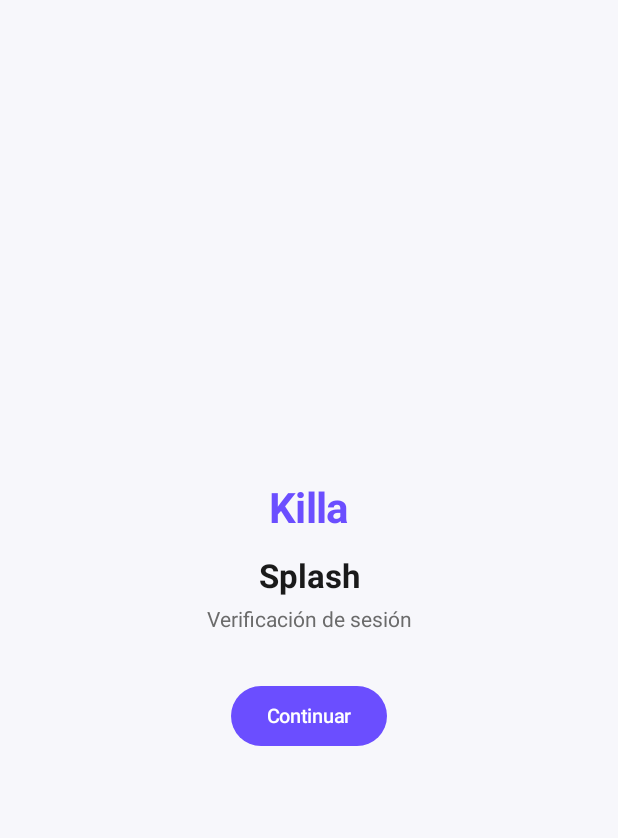
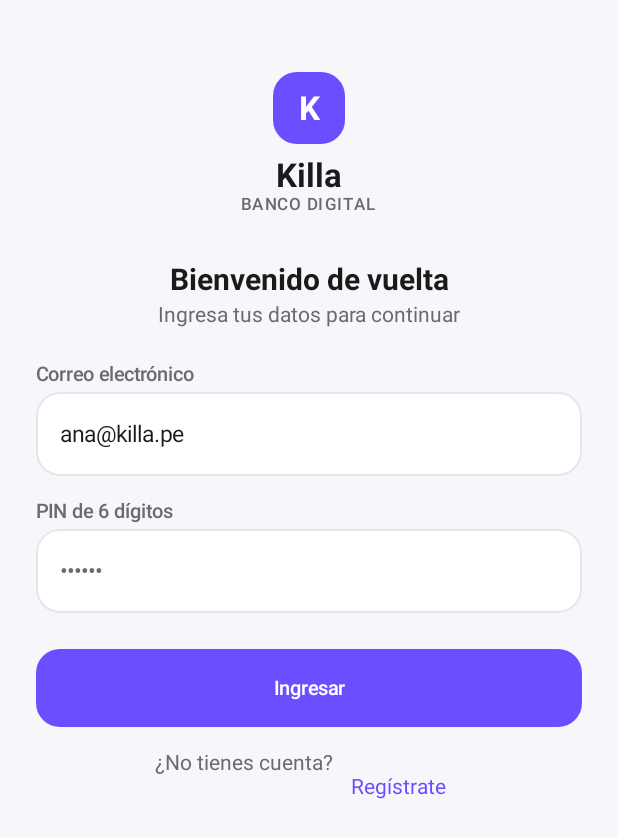
Before and after one commit to MartinSoftware/killa, an Android app built with Jetpack Compose: the screen it shows after launch (MainActivity), on a phone screen of 412 x 824 dp. Shown: the top 838 px of the screen. Run offline under Robolectric (Android 15) with nearby library versions, the phone set to English and light mode, and no system bars; our stand-ins replace Dagger/Hilt's generated code.

Commit message:
feat(ui): pantallas Splash y Login con ViewModel, StateFlow y navegación

```diff
--- a/android/app/build.gradle.kts
+++ b/android/app/build.gradle.kts
@@ -95,4 +95,6 @@ dependencies {
 
     testImplementation(libs.junit)
     testImplementation(libs.kotlinx.coroutines.test)
+
+    implementation(libs.androidx.lifecycle.runtime.compose)
 }
--- a/android/app/src/main/java/com/killa/app/ui/navigation/KillaNavHost.kt
+++ b/android/app/src/main/java/com/killa/app/ui/navigation/KillaNavHost.kt
@@ -16,6 +16,8 @@ import androidx.compose.ui.unit.dp
 import androidx.navigation.compose.NavHost
 import androidx.navigation.compose.composable
 import androidx.navigation.compose.rememberNavController
+import com.killa.app.ui.screens.login.LoginScreen
+import com.killa.app.ui.screens.splash.SplashScreen
 
 @Composable
 fun KillaNavHost() {
@@ -26,11 +28,14 @@ fun KillaNavHost() {
         startDestination = Rutas.SPLASH
     ) {
         composable(Rutas.SPLASH) {
-            PlaceholderScreen(
-                titulo = "Splash",
-                descripcion = "Verificación de sesión",
-                onContinuar = {
+            SplashScreen(
+                onIrALogin = {
                     navController.navigate(Rutas.LOGIN) {
+                        popUpTo(Rutas.SPLASH) { inclusive = true }
+                    }
+                },
+                onIrAHome = {
+                    navController.navigate(Rutas.HOME) {
                         popUpTo(Rutas.SPLASH) { inclusive = true }
                     }
                 }
@@ -38,17 +43,17 @@ fun KillaNavHost() {
         }
 
         composable(Rutas.LOGIN) {
-            PlaceholderScreen(
-                titulo = "Login",
-                descripcion = "Correo + PIN",
-                onContinuar = {
+            LoginScreen(
+                onLoginSuccess = {
                     navController.navigate(Rutas.HOME) {
                         popUpTo(Rutas.LOGIN) { inclusive = true }
                     }
-                }
+                },
+                onIrARegistro = { navController.navigate(Rutas.REGISTRO) }
             )
         }
 
+        // Resto de rutas con placeholders (se reemplazan en próximos bloques)
         composable(Rutas.REGISTRO) {
             PlaceholderScreen(
                 titulo = "Registro",
@@ -95,10 +100,6 @@ fun KillaNavHost() {
     }
 }
 
-/**
- * Placeholder temporal para validar navegación antes de implementar cada pantalla.
- * Se reemplaza por el Screen real en el Bloque 4.4.
- */
 @Composable
 private fun PlaceholderScreen(
     titulo: String,
@@ -110,9 +111,7 @@ private fun PlaceholderScreen(
         color = MaterialTheme.colorScheme.background
     ) {
         Column(
-            modifier = Modifier
-                .fillMaxSize()
-                .padding(24.dp),
+            modifier = Modifier.fillMaxSize().padding(24.dp),
             horizontalAlignment = Alignment.CenterHorizontally,
             verticalArrangement = Arrangement.Center
         ) {
--- /dev/null
+++ b/android/app/src/main/java/com/killa/app/ui/screens/login/LoginScreen.kt
@@ -0,0 +1,196 @@
+package com.killa.app.ui.screens.login
+
+import androidx.compose.foundation.layout.Arrangement
+import androidx.compose.foundation.layout.Column
+import androidx.compose.foundation.layout.Row
+import androidx.compose.foundation.layout.Spacer
+import androidx.compose.foundation.layout.fillMaxSize
+import androidx.compose.foundation.layout.fillMaxWidth
+import androidx.compose.foundation.layout.height
+import androidx.compose.foundation.layout.padding
+import androidx.compose.foundation.layout.size
+import androidx.compose.foundation.rememberScrollState
+import androidx.compose.foundation.text.KeyboardOptions
+import androidx.compose.foundation.verticalScroll
+import androidx.compose.material3.MaterialTheme
+import androidx.compose.material3.Surface
+import androidx.compose.material3.Text
+import androidx.compose.material3.TextButton
+import androidx.compose.runtime.Composable
+import androidx.compose.runtime.LaunchedEffect
+import androidx.compose.runtime.getValue
+import androidx.compose.runtime.mutableStateOf
+import androidx.compose.runtime.remember
+import androidx.compose.runtime.setValue
+import androidx.compose.ui.Alignment
+import androidx.compose.ui.Modifier
+import androidx.compose.ui.text.input.KeyboardType
+import androidx.compose.ui.text.input.PasswordVisualTransformation
+import androidx.compose.ui.text.style.TextAlign
+import androidx.compose.ui.unit.dp
+import androidx.hilt.navigation.compose.hiltViewModel
+import androidx.lifecycle.compose.collectAsStateWithLifecycle
+import com.killa.app.ui.components.KillaButton
+import com.killa.app.ui.components.KillaButtonVariant
+import com.killa.app.ui.components.KillaTextField
+import com.killa.app.ui.theme.KillaRadius
+import com.killa.app.ui.theme.KillaSizes
+import com.killa.app.ui.theme.KillaSpacing
+
+/**
+ * Pantalla Login.
+ * Solo UI: recibe el estado y emite eventos al ViewModel.
+ */
+@Composable
+fun LoginScreen(
+    onLoginSuccess: () -> Unit,
+    onIrARegistro: () -> Unit,
+    viewModel: LoginViewModel = hiltViewModel()
+) {
+    val uiState by viewModel.uiState.collectAsStateWithLifecycle()
+
+    var correo by remember { mutableStateOf("ana@killa.pe") }
+    var pin by remember { mutableStateOf("") }
+
+    LaunchedEffect(uiState) {
+        if (uiState is LoginUiState.Success) {
+            onLoginSuccess()
+        }
+    }
+
+    LoginContent(
+        correo = correo,
+        onCorreoChange = { correo = it },
+        pin = pin,
+        onPinChange = { if (it.length <= 6) pin = it },
+        uiState = uiState,
+        onLoginClick = { viewModel.onLoginClick(correo, pin) },
+        onIrARegistro = onIrARegistro
+    )
+}
+
+@Composable
+private fun LoginContent(
+    correo: String,
+    onCorreoChange: (String) -> Unit,
+    pin: String,
+    onPinChange: (String) -> Unit,
+    uiState: LoginUiState,
+    onLoginClick: () -> Unit,
+    onIrARegistro: () -> Unit
+) {
+    val isLoading = uiState is LoginUiState.Loading
+    val errorMensaje = (uiState as? LoginUiState.Error)?.mensaje
+
+    Surface(
+        modifier = Modifier.fillMaxSize(),
+        color = MaterialTheme.colorScheme.background
+    ) {
+        Column(
+            modifier = Modifier
+                .fillMaxSize()
+                .verticalScroll(rememberScrollState())
+                .padding(KillaSpacing.lg),
+            horizontalAlignment = Alignment.CenterHorizontally
+        ) {
+            Spacer(modifier = Modifier.height(KillaSpacing.lg))
+
+            // Logo pequeño
+            Surface(
+                modifier = Modifier.size(KillaSizes.logoMarkSmall),
+                color = MaterialTheme.colorScheme.primary,
+                shape = KillaRadius.mdShape
+            ) {
+                Column(
+                    modifier = Modifier.fillMaxSize(),
+                    horizontalAlignment = Alignment.CenterHorizontally,
+                    verticalArrangement = Arrangement.Center
+                ) {
+                    Text(
+                        text = "K",
+                        style = MaterialTheme.typography.headlineLarge,
+                        color = MaterialTheme.colorScheme.onPrimary
+                    )
+                }
+            }
+
+            Text(
+                text = "Killa",
+                style = MaterialTheme.typography.headlineLarge,
+                color = MaterialTheme.colorScheme.onBackground,
+                modifier = Modifier.padding(top = KillaSpacing.sm)
+            )
+            Text(
+                text = "BANCO DIGITAL",
+                style = MaterialTheme.typography.labelSmall,
+                color = MaterialTheme.colorScheme.onSurfaceVariant
+            )
+
+            Spacer(modifier = Modifier.height(KillaSpacing.xl))
+
+            Text(
+                text = "Bienvenido de vuelta",
+                style = MaterialTheme.typography.headlineMedium,
+                color = MaterialTheme.colorScheme.onBackground
+            )
+            Text(
+                text = "Ingresa tus datos para continuar",
+                style = MaterialTheme.typography.bodyMedium,
+                color = MaterialTheme.colorScheme.onSurfaceVariant,
+                textAlign = TextAlign.Center,
+                modifier = Modifier.padding(top = KillaSpacing.xs, bottom = KillaSpacing.lg)
+            )
+
+            KillaTextField(
+                value = correo,
+                onValueChange = onCorreoChange,
+                label = "Correo electrónico",
+                placeholder = "tu@correo.com",
+                enabled = !isLoading,
+                keyboardOptions = KeyboardOptions(keyboardType = KeyboardType.Email)
+            )
+
+            Spacer(modifier = Modifier.height(KillaSpacing.md))
+
+            KillaTextField(
+                value = pin,
+                onValueChange = onPinChange,
+                label = "PIN de 6 dígitos",
+                placeholder = "••••••",
+                enabled = !isLoading,
+                keyboardOptions = KeyboardOptions(keyboardType = KeyboardType.NumberPassword),
+                visualTransformation = PasswordVisualTransformation(),
+                errorMessage = errorMensaje
+            )
+
+            Spacer(modifier = Modifier.height(KillaSpacing.lg))
+
+            KillaButton(
+                text = "Ingresar",
+                onClick = onLoginClick,
+                loading = isLoading,
+                enabled = !isLoading
+            )
+
+            Spacer(modifier = Modifier.height(KillaSpacing.md))
+
+            Row(
+                modifier = Modifier.fillMaxWidth(),
+                horizontalArrangement = Arrangement.Center
+            ) {
+                Text(
+                    text = "¿No tienes cuenta?",
+                    style = MaterialTheme.typography.bodyMedium,
+                    color = MaterialTheme.colorScheme.onSurfaceVariant
+                )
+                TextButton(onClick = onIrARegistro, enabled = !isLoading) {
+                    Text(
+                        text = "Regístrate",
+                        style = MaterialTheme.typography.bodyMedium,
+                        color = MaterialTheme.colorScheme.primary
+                    )
+                }
+            }
+        }
+    }
+}
--- /dev/null
+++ b/android/app/src/main/java/com/killa/app/ui/screens/login/LoginUiState.kt
@@ -0,0 +1,11 @@
+package com.killa.app.ui.screens.login
+
+/**
+ * Estado de la pantalla Login.
+ */
+sealed interface LoginUiState {
+    data object Idle : LoginUiState
+    data object Loading : LoginUiState
+    data class Success(val nombre: String) : LoginUiState
+    data class Error(val mensaje: String) : LoginUiState
+}
--- /dev/null
+++ b/android/app/src/main/java/com/killa/app/ui/screens/login/LoginViewModel.kt
@@ -0,0 +1,42 @@
+package com.killa.app.ui.screens.login
+
+import androidx.lifecycle.ViewModel
+import androidx.lifecycle.viewModelScope
+import com.killa.app.data.fake.FakeData
+import dagger.hilt.android.lifecycle.HiltViewModel
+import kotlinx.coroutines.delay
+import kotlinx.coroutines.flow.MutableStateFlow
+import kotlinx.coroutines.flow.StateFlow
+import kotlinx.coroutines.flow.asStateFlow
+import kotlinx.coroutines.launch
+import javax.inject.Inject
+
+/**
+ * ViewModel de Login.
+ * Por ahora usa FakeData + delay para simular la llamada a POST /auth/login.
+ * Cuando conectemos Retrofit, solo cambia el cuerpo de [onLoginClick].
+ */
+@HiltViewModel
+class LoginViewModel @Inject constructor() : ViewModel() {
+
+    private val _uiState = MutableStateFlow<LoginUiState>(LoginUiState.Idle)
+    val uiState: StateFlow<LoginUiState> = _uiState.asStateFlow()
+
+    fun onLoginClick(correo: String, pin: String) {
+        if (correo.isBlank() || pin.length != 6) {
+            _uiState.value = LoginUiState.Error("Ingresa un correo y PIN de 6 dígitos")
+            return
+        }
+
+        viewModelScope.launch {
+            _uiState.value = LoginUiState.Loading
+            delay(1500) // simula llamada de red
+            // Simula validación: cualquier correo válido + PIN de 6 dígitos funciona
+            _uiState.value = LoginUiState.Success(FakeData.usuario.nombres)
+        }
+    }
+
+    fun onErrorConsumido() {
+        _uiState.value = LoginUiState.Idle
+    }
+}
--- /dev/null
+++ b/android/app/src/main/java/com/killa/app/ui/screens/splash/SplashScreen.kt
@@ -0,0 +1,110 @@
+package com.killa.app.ui.screens.splash
+
+import androidx.compose.foundation.layout.Arrangement
+import androidx.compose.foundation.layout.Column
+import androidx.compose.foundation.layout.fillMaxSize
+import androidx.compose.foundation.layout.padding
+import androidx.compose.foundation.layout.size
+import androidx.compose.foundation.shape.RoundedCornerShape
+import androidx.compose.material3.CircularProgressIndicator
+import androidx.compose.material3.MaterialTheme
+import androidx.compose.material3.Surface
+import androidx.compose.material3.Text
+import androidx.compose.runtime.Composable
+import androidx.compose.runtime.LaunchedEffect
+import androidx.compose.runtime.getValue
+import androidx.compose.ui.Alignment
+import androidx.compose.ui.Modifier
+import androidx.compose.ui.text.style.TextAlign
+import androidx.compose.ui.unit.dp
+import androidx.hilt.navigation.compose.hiltViewModel
+import androidx.lifecycle.compose.collectAsStateWithLifecycle
+import com.killa.app.ui.theme.KillaRadius
+import com.killa.app.ui.theme.KillaSizes
+import com.killa.app.ui.theme.KillaSpacing
+
+/**
+ * Pantalla Splash.
+ * Solo UI: recibe el estado y emite callbacks.
+ */
+@Composable
+fun SplashScreen(
+    onIrALogin: () -> Unit,
+    onIrAHome: () -> Unit,
+    viewModel: SplashViewModel = hiltViewModel()
+) {
+    val uiState by viewModel.uiState.collectAsStateWithLifecycle()
+
+    LaunchedEffect(uiState) {
+        val estado = uiState
+        if (estado is SplashUiState.Listo) {
+            if (estado.haySesion) onIrAHome() else onIrALogin()
+        }
+    }
+
+    SplashContent()
+}
+
+@Composable
+private fun SplashContent() {
+    Surface(
+        modifier = Modifier.fillMaxSize(),
+        color = MaterialTheme.colorScheme.background
+    ) {
+        Column(
+            modifier = Modifier
+                .fillMaxSize()
+                .padding(KillaSpacing.lg),
+            horizontalAlignment = Alignment.CenterHorizontally,
+            verticalArrangement = Arrangement.Center
+        ) {
+            // Logo K
+            Surface(
+                modifier = Modifier.size(KillaSizes.logoMark),
+                color = MaterialTheme.colorScheme.primary,
+                shape = KillaRadius.mdShape
+            ) {
+                Column(
+                    modifier = Modifier.fillMaxSize(),
+                    horizontalAlignment = Alignment.CenterHorizontally,
+                    verticalArrangement = Arrangement.Center
+                ) {
+                    Text(
+                        text = "K",
+                        style = MaterialTheme.typography.displayLarge,
+                        color = MaterialTheme.colorScheme.onPrimary
+                    )
+                }
+            }
+
+            Text(
+                text = "Killa",
+                style = MaterialTheme.typography.displayMedium,
+                color = MaterialTheme.colorScheme.onBackground,
+                modifier = Modifier.padding(top = KillaSpacing.sm)
+            )
+            Text(
+                text = "BANCO DIGITAL",
+                style = MaterialTheme.typography.labelSmall,
+                color = MaterialTheme.colorScheme.onSurfaceVariant,
+                modifier = Modifier.padding(top = KillaSpacing.xs)
+            )
+
+            CircularProgressIndicator(
+                modifier = Modifier
+                    .padding(top = KillaSpacing.xl)
+                    .size(28.dp),
+                color = MaterialTheme.colorScheme.primary,
+                strokeWidth = 3.dp
+            )
+
+            Text(
+                text = "© 2026 Killa — Proyecto universitario",
+                style = MaterialTheme.typography.labelSmall,
+                color = MaterialTheme.colorScheme.onSurfaceVariant,
+                textAlign = TextAlign.Center,
+                modifier = Modifier.padding(top = KillaSpacing.xl)
+            )
+        }
+    }
+}
--- /dev/null
+++ b/android/app/src/main/java/com/killa/app/ui/screens/splash/SplashUiState.kt
@@ -0,0 +1,10 @@
+package com.killa.app.ui.screens.splash
+
+/**
+ * Estado de la pantalla Splash.
+ * Solo hay dos estados posibles: verificando o listo para navegar.
+ */
+sealed interface SplashUiState {
+    data object Verificando : SplashUiState
+    data class Listo(val haySesion: Boolean) : SplashUiState
+}
--- /dev/null
+++ b/android/app/src/main/java/com/killa/app/ui/screens/splash/SplashViewModel.kt
@@ -0,0 +1,39 @@
+package com.killa.app.ui.screens.splash
+
+import androidx.lifecycle.ViewModel
+import androidx.lifecycle.viewModelScope
+import com.killa.app.data.local.SessionDataStore
+import dagger.hilt.android.lifecycle.HiltViewModel
+import kotlinx.coroutines.delay
+import kotlinx.coroutines.flow.MutableStateFlow
+import kotlinx.coroutines.flow.StateFlow
+import kotlinx.coroutines.flow.asStateFlow
+import kotlinx.coroutines.launch
+import javax.inject.Inject
+
+/**
+ * ViewModel de Splash.
+ * Verifica si hay sesión guardada en DataStore y decide a dónde navegar.
+ * Por ahora usa un delay de 2s para simular la verificación del token.
+ */
+@HiltViewModel
+class SplashViewModel @Inject constructor(
+    private val sessionDataStore: SessionDataStore
+) : ViewModel() {
+
+    private val _uiState = MutableStateFlow<SplashUiState>(SplashUiState.Verificando)
+    val uiState: StateFlow<SplashUiState> = _uiState.asStateFlow()
+
+    init {
+        verificarSesion()
+    }
+
+    private fun verificarSesion() {
+        viewModelScope.launch {
+            // Simula verificación de token (2s como en el mockup)
+            delay(2000)
+            val token = sessionDataStore.leerAccessToken()
+            _uiState.value = SplashUiState.Listo(haySesion = token != null)
+        }
+    }
+}
--- a/android/gradle/libs.versions.toml
+++ b/android/gradle/libs.versions.toml
@@ -21,6 +21,7 @@ junit = "4.13.2"
 androidx-core-ktx = { group = "androidx.core", name = "core-ktx", version.ref = "coreKtx" }
 androidx-lifecycle-runtime-ktx = { group = "androidx.lifecycle", name = "lifecycle-runtime-ktx", version.ref = "lifecycleRuntimeKtx" }
 androidx-lifecycle-viewmodel-compose = { group = "androidx.lifecycle", name = "lifecycle-viewmodel-compose", version.ref = "lifecycleRuntimeKtx" }
+androidx-lifecycle-runtime-compose = { group = "androidx.lifecycle", name = "lifecycle-runtime-compose", version.ref = "lifecycleRuntimeKtx" }
 androidx-activity-compose = { group = "androidx.activity", name = "activity-compose", version.ref = "activityCompose" }
 androidx-compose-bom = { group = "androidx.compose", name = "compose-bom", version.ref = "composeBom" }
 androidx-ui = { group = "androidx.compose.ui", name = "ui" }
```
